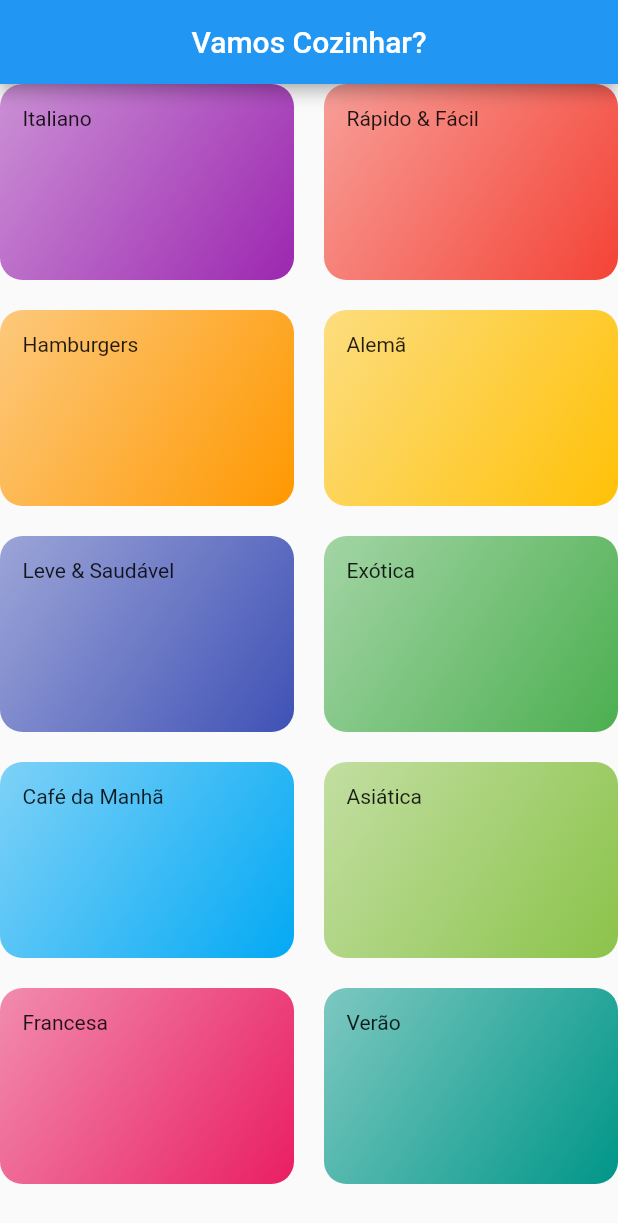
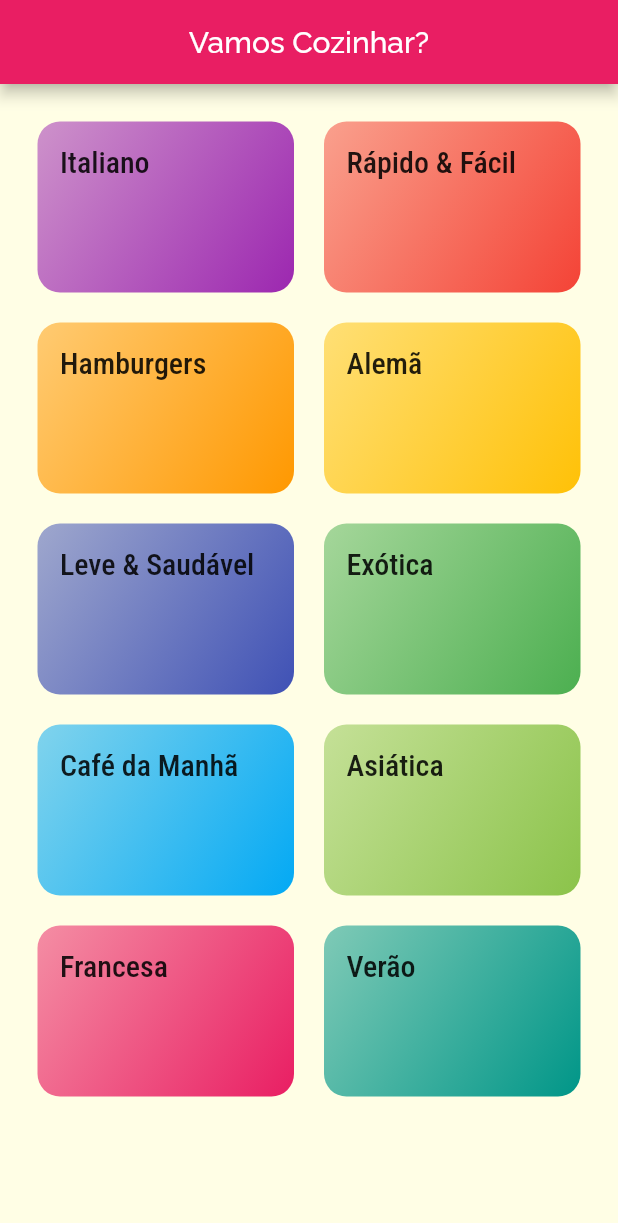
Before and after one commit to divinor07/meals, a Flutter app: the screen it shows after launch, on a phone screen of 412 x 824 dp. Shown: the top 1223 px of the screen. Run offline on Flutter 3.47's test engine with Material 2 defaults, Android fonts, the phone set to English and light mode, and no system bars.

Commit message:
Adding theme

```diff
--- a/lib/components/category_item.dart
+++ b/lib/components/category_item.dart
@@ -9,8 +9,11 @@ class CategoryItem extends StatelessWidget {
   @override
   Widget build(BuildContext context) {
     return Container(
-      padding: EdgeInsets.all(15),
-      child: Text(category.title),
+      padding: const EdgeInsets.all(15),
+      child: Text(
+        category.title,
+        style: Theme.of(context).textTheme.headline6,
+      ),
       decoration: BoxDecoration(
           borderRadius: BorderRadius.circular(15),
           gradient: LinearGradient(
--- a/lib/main.dart
+++ b/lib/main.dart
@@ -7,9 +7,18 @@ class MyApp extends StatelessWidget {
   @override
   Widget build(BuildContext context) {
     return MaterialApp(
-      title: 'DeliMeals',
+      title: 'Vamos Cozinhar?',
       theme: ThemeData(
-        primarySwatch: Colors.blue,
+        primarySwatch: Colors.pink,
+        accentColor: Colors.amber,
+        fontFamily: 'Raleway',
+        canvasColor: Color.fromRGBO(255, 254, 229, 1),
+        textTheme: ThemeData.light().textTheme.copyWith(
+              headline6: TextStyle(
+                fontSize: 20,
+                fontFamily: 'RobotoCondensed',
+              ),
+            ),
       ),
       home: CategoriesScreen(),
     );
--- a/lib/screens/categories_screen.dart
+++ b/lib/screens/categories_screen.dart
@@ -11,6 +11,7 @@ class CategoriesScreen extends StatelessWidget {
         centerTitle: true,
       ),
       body: GridView(
+        padding: const EdgeInsets.all(25),
         gridDelegate: SliverGridDelegateWithMaxCrossAxisExtent(
           maxCrossAxisExtent: 200,
           childAspectRatio: 3 / 2,
```
Also changed, not shown: pubspec.yaml (+17 -11 lines), assets/fonts/Raleway-Black.ttf (added), assets/fonts/Raleway-Bold.ttf (added), assets/fonts/Raleway-Regular.ttf (added), assets/fonts/RobotoCondensed-Bold.ttf (added), assets/fonts/RobotoCondensed-Italic.ttf (added), assets/fonts/RobotoCondensed-Light.ttf (added), assets/fonts/RobotoCondensed-Regular.ttf (added).
